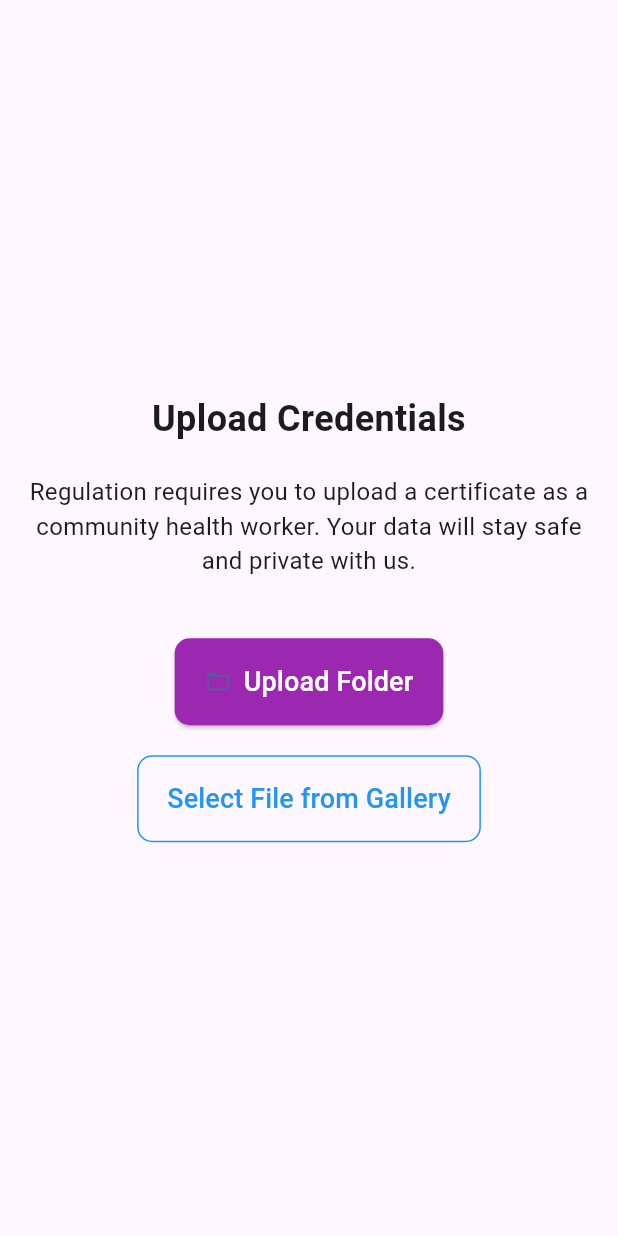
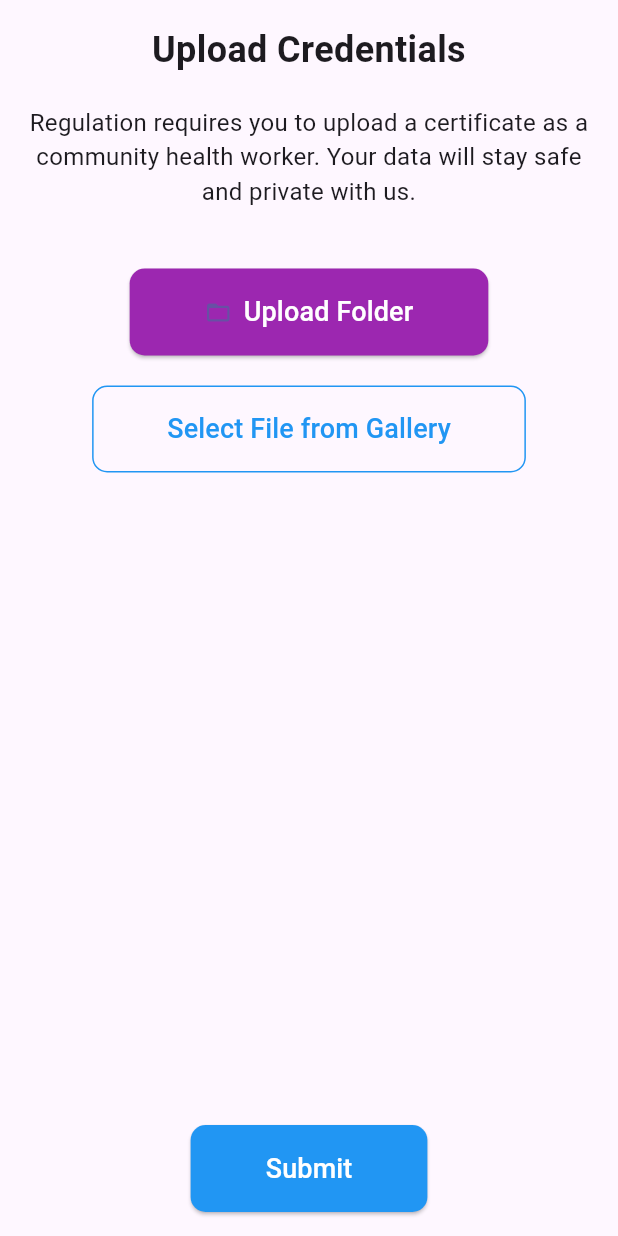
Before and after one commit to Projectsrunit/MarketDoctors, a Flutter app: the UploadCredentialsPage screen opened directly, on a phone screen of 412 x 824 dp. Run offline on Flutter 3.47's test engine with Material 3 defaults, Android fonts, the phone set to English and light mode, and no system bars; our stand-ins replace country_code_picker, file_picker; network calls fail.

```diff
--- a/lib/pages/upload_file.dart
+++ b/lib/pages/upload_file.dart
@@ -1,5 +1,6 @@
 import 'package:flutter/material.dart';
 import 'package:file_picker/file_picker.dart';
+import 'package:market_doctor/pages/success_page.dart';
 
 class UploadCredentialsPage extends StatelessWidget {
   const UploadCredentialsPage({super.key});
@@ -37,14 +38,13 @@ class UploadCredentialsPage extends StatelessWidget {
   @override
   Widget build(BuildContext context) {
     return Scaffold(
-      // appBar: AppBar(
-      //   title: const Text('Upload Credentials'),
-      // ),
       body: Padding(
         padding: const EdgeInsets.all(16.0),
-        child: LayoutBuilder(
-          builder: (context, constraints) {
-            return Column(
+        child: Column(
+          children: [
+            Expanded(
+              child: SingleChildScrollView(
+                child: Column(
                   mainAxisAlignment: MainAxisAlignment.center,
                   crossAxisAlignment: CrossAxisAlignment.center,
                   children: [
@@ -82,7 +82,7 @@ class UploadCredentialsPage extends StatelessWidget {
                       style: ElevatedButton.styleFrom(
                         padding: EdgeInsets.symmetric(
                           vertical: 16,
-                      horizontal: constraints.maxWidth > 600 ? 50 : 20,
+                          horizontal: 50,
                         ),
                         backgroundColor: Theme.of(context).primaryColor,
                         shape: RoundedRectangleBorder(
@@ -109,7 +109,7 @@ class UploadCredentialsPage extends StatelessWidget {
                       style: OutlinedButton.styleFrom(
                         padding: EdgeInsets.symmetric(
                           vertical: 16,
-                      horizontal: constraints.maxWidth > 600 ? 50 : 20,
+                          horizontal: 50,
                         ),
                         side: const BorderSide(color: Colors.blue),
                         shape: RoundedRectangleBorder(
@@ -125,8 +125,38 @@ class UploadCredentialsPage extends StatelessWidget {
                       ),
                     ),
                   ],
+                ),
+              ),
+            ),
+
+            // Submit Button at the Bottom
+            ElevatedButton(
+              onPressed: () {
+                Navigator.of(context).push(
+                  MaterialPageRoute(
+                    builder: (context) => const SuccessPage(),
+                  ),
                 );
               },
+              style: ElevatedButton.styleFrom(
+                padding: const EdgeInsets.symmetric(
+                  vertical: 16,
+                  horizontal: 50,
+                ),
+                backgroundColor: Colors.blue,
+                shape: RoundedRectangleBorder(
+                  borderRadius: BorderRadius.circular(10),
+                ),
+              ),
+              child: const Text(
+                'Submit',
+                style: TextStyle(
+                  fontSize: 18,
+                  color: Colors.white,
+                ),
+              ),
+            ),
+          ],
         ),
       ),
     );
```
Also changed, not shown: lib/pages/success_page.dart (added, +50 -0 lines). Lines whose indentation alone changed are shown as unchanged.
